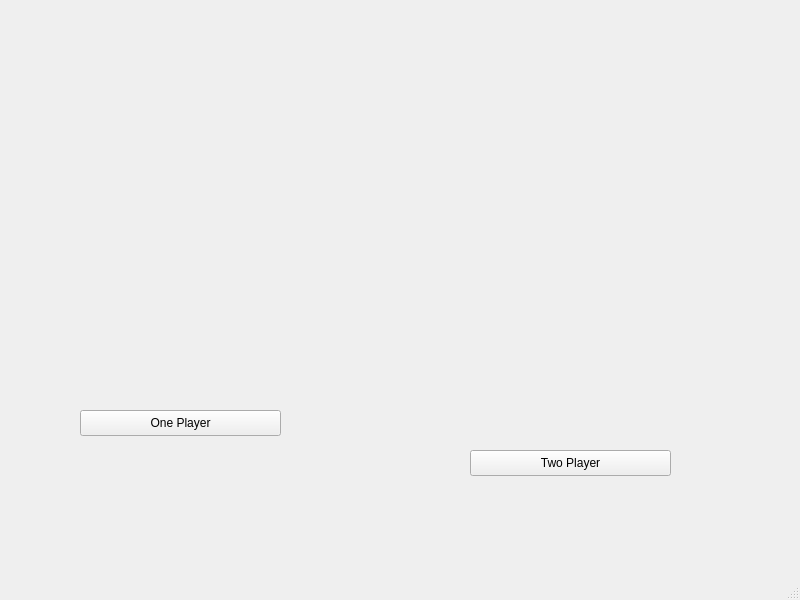
Old version of the form mainwindow.ui in the repository jackalot/Connect-4-Class-Project.
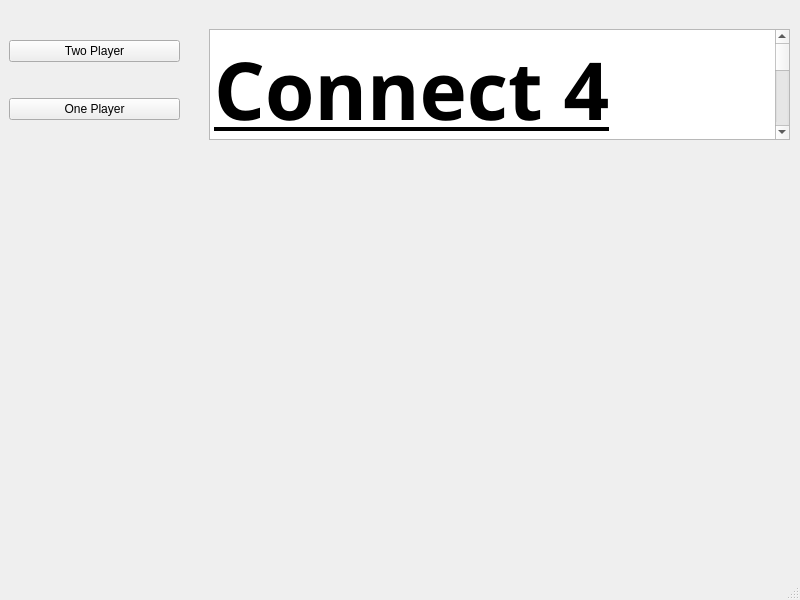
New version of the form.

Commit message: re-organized the main window ui

Patch:
```diff
--- a/mainwindow.ui
+++ b/mainwindow.ui
@@ -14,42 +14,59 @@
    <string>MainWindow</string>
   </property>
   <widget class="QWidget" name="centralwidget">
+   <widget class="QWidget" name="verticalLayoutWidget">
+    <property name="geometry">
+     <rect>
+      <x>9</x>
+      <y>10</y>
+      <width>171</width>
+      <height>141</height>
+     </rect>
+    </property>
+    <layout class="QVBoxLayout" name="verticalLayout_2">
+     <item>
+      <widget class="QPushButton" name="TwoPlayerButton">
+       <property name="text">
+        <string>Two Player</string>
+       </property>
+      </widget>
+     </item>
+     <item>
+      <widget class="QPushButton" name="OnePlayerButton">
+       <property name="text">
+        <string>One Player</string>
+       </property>
+      </widget>
+     </item>
+    </layout>
+   </widget>
    <widget class="QWidget" name="horizontalLayoutWidget">
     <property name="geometry">
      <rect>
-      <x>180</x>
-      <y>130</y>
-      <width>160</width>
-      <height>80</height>
+      <x>209</x>
+      <y>29</y>
+      <width>581</width>
+      <height>111</height>
      </rect>
     </property>
-    <layout class="QHBoxLayout" name="horizontalLayout"/>
-   </widget>
-   <widget class="QPushButton" name="OnePlayerButton">
-    <property name="geometry">
-     <rect>
-      <x>80</x>
-      <y>410</y>
-      <width>201</width>
-      <height>26</height>
-     </rect>
-    </property>
-    <property name="text">
-     <string>One Player</string>
-    </property>
-   </widget>
-   <widget class="QPushButton" name="TwoPlayerButton">
-    <property name="geometry">
-     <rect>
-      <x>470</x>
-      <y>450</y>
-      <width>201</width>
-      <height>26</height>
-     </rect>
-    </property>
-    <property name="text">
-     <string>Two Player</string>
-    </property>
+    <layout class="QHBoxLayout" name="horizontalLayout">
+     <item>
+      <widget class="QPlainTextEdit" name="plainTextEdit">
+       <property name="font">
+        <font>
+         <family>Comfortaa SemiBold</family>
+         <pointsize>60</pointsize>
+         <bold>true</bold>
+         <underline>true</underline>
+        </font>
+       </property>
+       <property name="plainText">
+        <string>Connect 4
+</string>
+       </property>
+      </widget>
+     </item>
+    </layout>
    </widget>
   </widget>
   <widget class="QMenuBar" name="menubar">
```
